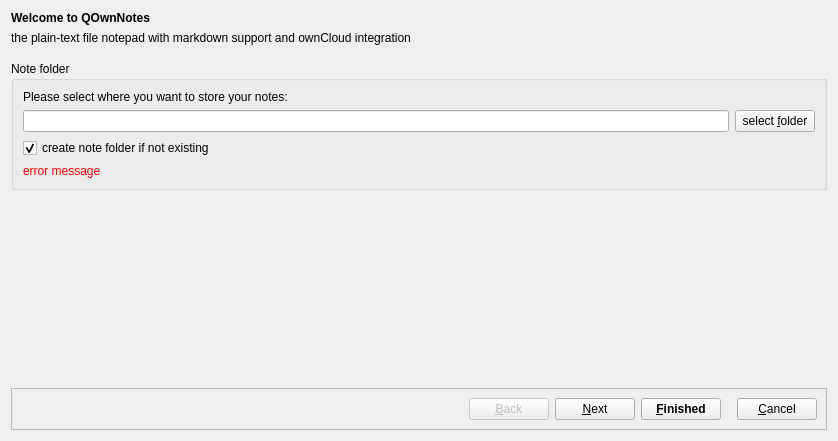
Before: the Qt Designer form src/dialogs/welcomedialog.ui in pbek/QOwnNotes, drawn with Qt 5.
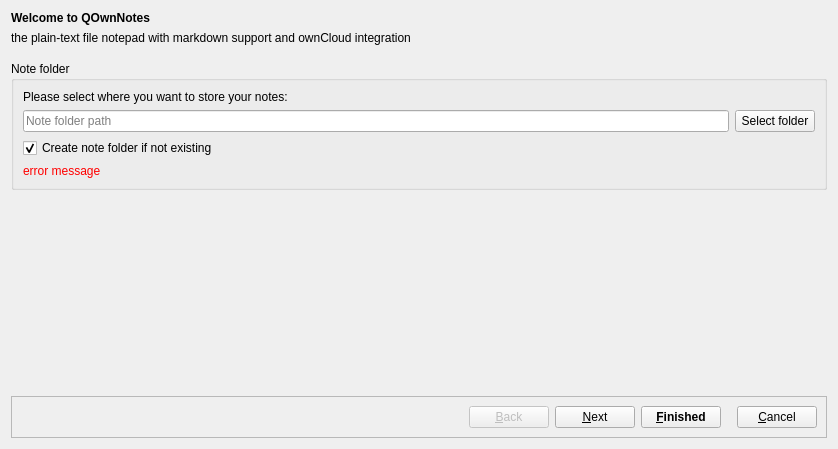
After: the same form once the commit is applied. The open tabs and pages were chosen to show the change. Icons and pictures are not drawn.

```diff
--- a/src/dialogs/welcomedialog.ui
+++ b/src/dialogs/welcomedialog.ui
@@ -7,7 +7,7 @@
     <x>0</x>
     <y>0</y>
     <width>838</width>
-    <height>441</height>
+    <height>449</height>
    </rect>
   </property>
   <property name="windowTitle">
@@ -181,7 +181,7 @@
           <item row="2" column="0">
            <widget class="QCheckBox" name="createNoteFolderCheckBox">
             <property name="text">
-             <string>create note folder if not existing</string>
+             <string>Create note folder if not existing</string>
             </property>
             <property name="checked">
              <bool>true</bool>
@@ -221,12 +221,15 @@
                <property name="readOnly">
                 <bool>true</bool>
                </property>
+               <property name="placeholderText">
+                <string>Note folder path</string>
+               </property>
               </widget>
              </item>
              <item>
               <widget class="QPushButton" name="noteFolderButton">
                <property name="text">
-                <string>select &amp;folder</string>
+                <string>Select folder</string>
                </property>
                <property name="icon">
                 <iconset theme="document-open" resource="../breeze-qownnotes.qrc">
```
Left out of the diff: 8 changed lines with no effect on the pictures.
